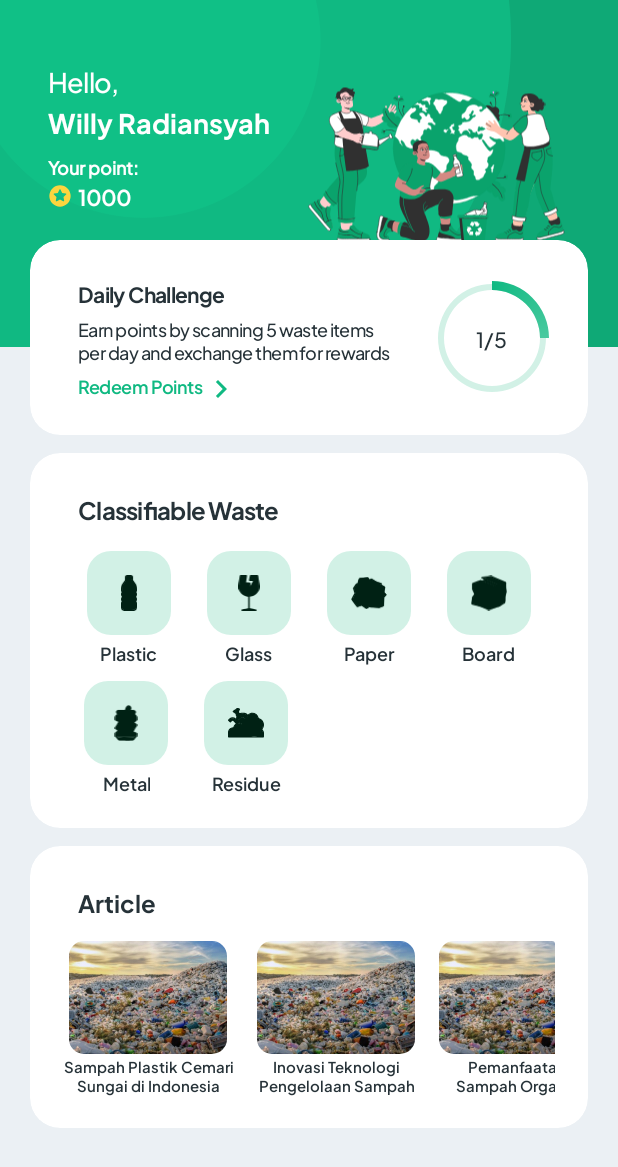
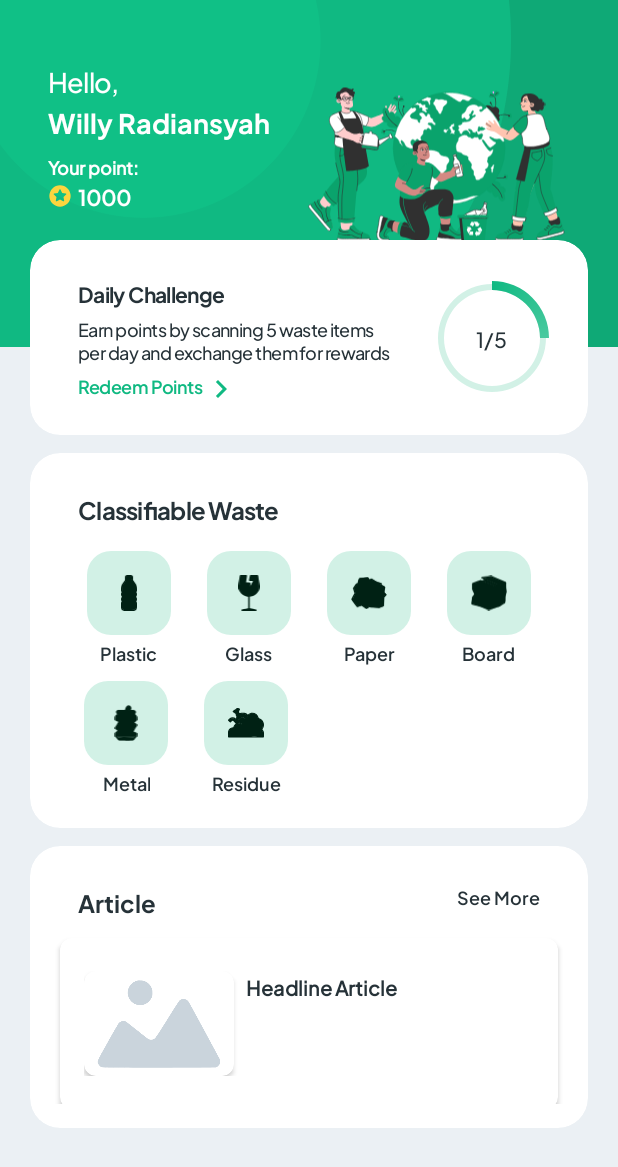
Before and after one commit to Sortify-Scan-App/sortify-mobile, an Android app: the layout fragment_home.xml on its own in the app's theme, with its tools: preview values and no code run, on a phone screen of 412 x 824 dp. Shown: the top 1167 px of the screen. Run offline under Robolectric (Android 15) with nearby library versions, the phone set to English and light mode, and no system bars.

Commit message:
adding article from api

```diff
--- a/app/src/main/res/layout/fragment_home.xml
+++ b/app/src/main/res/layout/fragment_home.xml
@@ -459,6 +459,19 @@
                 app:layout_constraintTop_toTopOf="parent"
                 app:layout_constraintVertical_bias="0.0" />
 
+            <TextView
+                android:id="@+id/tv_see_more"
+                android:layout_width="0dp"
+                android:layout_height="wrap_content"
+                android:layout_marginTop="8dp"
+                android:layout_marginEnd="16dp"
+                android:fontFamily="@font/sb_jakarta"
+                android:text="@string/see_more"
+                android:textColor="@color/custom_text"
+                android:textSize="12sp"
+                app:layout_constraintEnd_toEndOf="parent"
+                app:layout_constraintTop_toTopOf="parent" />
+
             <androidx.recyclerview.widget.RecyclerView
                 android:id="@+id/rv_articles"
                 android:layout_width="match_parent"
--- a/app/src/main/res/layout/item_article.xml
+++ b/app/src/main/res/layout/item_article.xml
@@ -1,100 +1,67 @@
-<androidx.cardview.widget.CardView
-    xmlns:android="http://schemas.android.com/apk/res/android"
+<?xml version="1.0" encoding="utf-8"?>
+<androidx.cardview.widget.CardView xmlns:android="http://schemas.android.com/apk/res/android"
     xmlns:app="http://schemas.android.com/apk/res-auto"
+    xmlns:tools="http://schemas.android.com/tools"
     android:layout_width="match_parent"
-    android:layout_height="wrap_content"
-    android:layout_margin="6dp"
-    app:cardElevation="0dp">
+    android:layout_height="114dp"
+    android:layout_margin="4dp"
+    app:cardBackgroundColor="@android:color/white"
+    app:cardCornerRadius="8dp"
+    app:cardElevation="2dp">
 
-    <HorizontalScrollView
+    <LinearLayout
         android:layout_width="match_parent"
         android:layout_height="wrap_content"
-        android:fillViewport="true"
-        android:scrollbars="none">
+        android:orientation="horizontal"
+        android:layout_gravity="center_vertical"
+        android:padding="16dp">
+
+        <androidx.cardview.widget.CardView
+            android:id="@+id/layoutImage"
+            android:layout_width="100dp"
+            android:layout_height="70dp"
+            app:cardCornerRadius="8dp">
+
+            <ImageView
+                android:id="@+id/imageView"
+                android:layout_width="match_parent"
+                android:layout_height="match_parent"
+                android:contentDescription="@string/article_image"
+                android:scaleType="centerCrop"
+                tools:src="@drawable/ic_placeholder" />
+        </androidx.cardview.widget.CardView>
 
         <LinearLayout
-            android:layout_width="wrap_content"
+            android:layout_width="0dp"
             android:layout_height="wrap_content"
-            android:orientation="horizontal">
+            android:layout_marginStart="8dp"
+            android:layout_weight="1"
+            android:orientation="vertical">
 
-            <!-- Artikel 1 -->
-            <LinearLayout
+            <TextView
+                android:id="@+id/tv_headline_article"
                 android:layout_width="wrap_content"
                 android:layout_height="wrap_content"
-                android:orientation="vertical"
-                android:gravity="center">
+                android:fontFamily="@font/m_jakarta"
+                android:textColor="@color/custom_text"
+                android:textSize="13sp"
+                android:textStyle="bold"
+                tools:text="Headline Article"
+                android:maxLines="1"
+                android:ellipsize="end" />
 
-                <com.google.android.material.imageview.ShapeableImageView
-                    android:id="@+id/img_article1"
-                    android:layout_width="105dp"
-                    android:layout_height="75dp"
-                    android:scaleType="centerCrop"
-                    android:src="@drawable/sample_news"
-                    app:shapeAppearanceOverlay="@style/ShapeImageRadius" />
-
-                <TextView
-                    android:id="@+id/tv_article_title1"
-                    android:layout_width="wrap_content"
-                    android:layout_height="wrap_content"
-                    android:text="Sampah Plastik Cemari\nSungai di Indonesia"
-                    android:textAlignment="center"
-                    android:textColor="@color/custom_text"
-                    android:textSize="10sp" />
-            </LinearLayout>
-
-            <!-- Artikel 2 -->
-            <LinearLayout
+            <TextView
+                android:id="@+id/tv_description"
                 android:layout_width="wrap_content"
                 android:layout_height="wrap_content"
-                android:orientation="vertical"
-                android:layout_marginStart="16dp"
-                android:gravity="center">
 
-                <com.google.android.material.imageview.ShapeableImageView
-                    android:id="@+id/img_article2"
-                    android:layout_width="105dp"
-                    android:layout_height="75dp"
-                    android:scaleType="centerCrop"
-                    android:src="@drawable/sample_news"
-                    app:shapeAppearanceOverlay="@style/ShapeImageRadius" />
-
-                <TextView
-                    android:id="@+id/tv_article_title2"
-                    android:layout_width="wrap_content"
-                    android:layout_height="wrap_content"
-                    android:text="Inovasi Teknologi\nPengelolaan Sampah"
-                    android:textAlignment="center"
-                    android:textColor="@color/custom_text"
-                    android:textSize="10sp" />
-            </LinearLayout>
-
-            <!-- Artikel 3 -->
-            <LinearLayout
-                android:layout_width="wrap_content"
-                android:layout_height="wrap_content"
-                android:orientation="vertical"
-                android:layout_marginStart="16dp"
-                android:gravity="center"
-                android:layout_marginEnd="16dp">
-
-                <com.google.android.material.imageview.ShapeableImageView
-                    android:id="@+id/img_article3"
-                    android:layout_width="105dp"
-                    android:layout_height="75dp"
-                    android:scaleType="centerCrop"
-                    android:src="@drawable/sample_news"
-                    app:shapeAppearanceOverlay="@style/ShapeImageRadius" />
-
-                <TextView
-                    android:id="@+id/tv_article_title3"
-                    android:layout_width="wrap_content"
-                    android:layout_height="wrap_content"
-                    android:text="Pemanfaatan\nSampah Organik"
-                    android:textAlignment="center"
-                    android:textColor="@color/custom_text"
-                    android:textSize="10sp" />
-            </LinearLayout>
+                android:fontFamily="@font/m_jakarta"
+                android:textColor="@color/custom_text"
+                android:textSize="11sp"
+                tools:text="@tools:sample/lorem/random"
+                android:maxLines="3"
+                android:ellipsize="end" />
 
         </LinearLayout>
-    </HorizontalScrollView>
+    </LinearLayout>
 </androidx.cardview.widget.CardView>
--- a/app/src/main/res/values/strings.xml
+++ b/app/src/main/res/values/strings.xml
@@ -95,6 +95,8 @@
     <string name="scan_5">Earn points by scanning 5 waste items\nper day and exchange them for rewards</string>
     <string name="redeem_points">Redeem Points</string>
     <string name="icon_star">icon_star</string>
+    <string name="article_image">Article Image</string>
+    <string name="see_more">See More</string>
 
 
 </resources>
```
Also changed, not shown: app/build.gradle.kts (+19 -0 lines), app/src/main/AndroidManifest.xml (+12 -2 lines), app/src/main/java/com/dicoding/sortify/adapter/ArticleAdapter.kt (added, +57 -0 lines), app/src/main/java/com/dicoding/sortify/data/ViewModelFactory.kt (added, +27 -0 lines), app/src/main/java/com/dicoding/sortify/data/remote/response/ArticleResponse.kt (added, +24 -0 lines), app/src/main/java/com/dicoding/sortify/data/remote/retrofit/ApiConfig.kt (added, +22 -0 lines), app/src/main/java/com/dicoding/sortify/data/remote/retrofit/ApiService.kt (added, +9 -0 lines), app/src/main/java/com/dicoding/sortify/data/repository/ArticleRepository.kt (added, +32 -0 lines), app/src/main/java/com/dicoding/sortify/di/Injection.kt (added, +14 -0 lines), app/src/main/java/com/dicoding/sortify/ui/article/ArticleActivity.kt (added, +41 -0 lines), app/src/main/java/com/dicoding/sortify/ui/article/ArticleViewModel.kt (added, +15 -0 lines), app/src/main/java/com/dicoding/sortify/ui/article/ArticleViewModelFactory.kt (added, +15 -0 lines), app/src/main/java/com/dicoding/sortify/ui/home/HomeFragment.kt (+6 -3 lines), app/src/main/res/drawable/ic_no_image.xml (added, +15 -0 lines), 3 more files.
